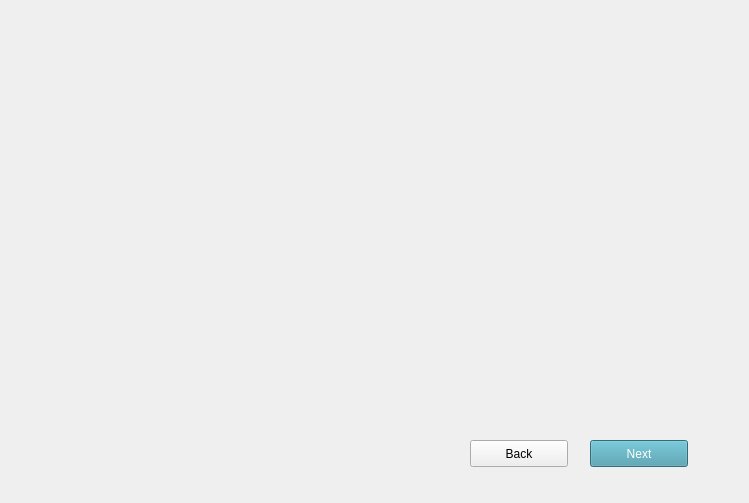
First picture: the form in Utilities/dependencyGUI.ui, repository AutomationSolutionz/Zeuz_Python_Node, before the edit.
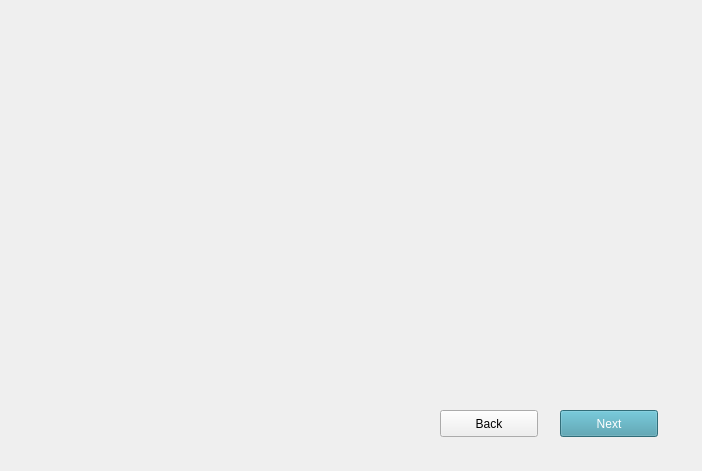
Second picture: the form after the edit.

Commit message: working on showing dependency from api!

```diff
--- a/Utilities/dependencyGUI.ui
+++ b/Utilities/dependencyGUI.ui
@@ -6,8 +6,8 @@
    <rect>
     <x>0</x>
     <y>0</y>
-    <width>749</width>
-    <height>503</height>
+    <width>702</width>
+    <height>471</height>
    </rect>
   </property>
   <property name="windowTitle">
@@ -16,8 +16,8 @@
   <widget class="QPushButton" name="FourthNextBtn">
    <property name="geometry">
     <rect>
-     <x>590</x>
-     <y>440</y>
+     <x>560</x>
+     <y>410</y>
      <width>98</width>
      <height>27</height>
     </rect>
@@ -32,8 +32,8 @@
   <widget class="QPushButton" name="thirdBackBtn">
    <property name="geometry">
     <rect>
-     <x>470</x>
-     <y>440</y>
+     <x>440</x>
+     <y>410</y>
      <width>98</width>
      <height>27</height>
     </rect>
```
The commit also changes 2 other files.
